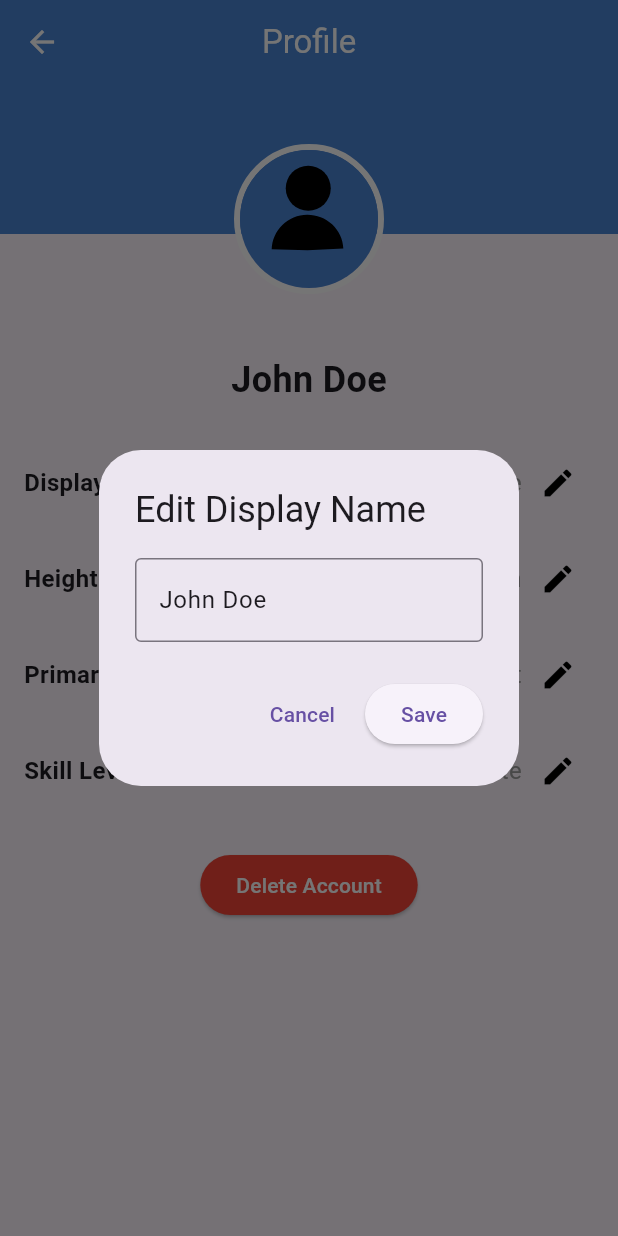
After one commit to HaskizMe/golf_swing_accelerator, a Flutter app: the ProfileScreen screen opened directly, after a tap on the "edit" icon, on a phone screen of 412 x 824 dp. The commit adds this screen. Run offline on Flutter 3.47's test engine with Material 3 defaults, Android fonts, the light colour scheme and no system bars; our stand-ins replace cloud_firestore, file_picker, firebase_auth, firebase_core, fl_chart, flutter_blue_plus and 6 more; missing offline and left inert: cupertino_height_picker, flutter_facebook_auth, nordic_dfu; accounts and stored records are empty; generated files the repository leaves out were written again; network calls fail; project files that could hold a hidden picture were left out.

Commit message:
apple and facebook sign in should be working. Added a new profile screen still in progress. Swing provider is now in sync with firestore database. It now listens to any database changes and updates

```diff
--- a/lib/models/device.dart
+++ b/lib/models/device.dart
@@ -1,5 +1,6 @@
 import 'dart:math';
 
+import 'package:cloud_firestore/cloud_firestore.dart';
 import 'package:flutter/material.dart';
 import 'package:golf_accelerator_app/models/account.dart';
 import 'package:golf_accelerator_app/models/swing_data.dart';
@@ -100,7 +101,7 @@ class GolfDevice extends _$GolfDevice {
       ),
     );
     print("Data points: $tempSwingDataPoints");
-    ref.read(swingsNotifierProvider.notifier).addSwing(swing);
+    //ref.read(swingsNotifierProvider.notifier).addSwing(swing);
   }
 
   // Handles swing points data
--- a/lib/screens/home/home.dart
+++ b/lib/screens/home/home.dart
@@ -5,6 +5,7 @@ import 'package:flutter_svg/flutter_svg.dart';
 import 'package:golf_accelerator_app/models/swing_data.dart';
 import 'package:golf_accelerator_app/screens/home/local_widgets/carousel_buttons.dart';
 import 'package:golf_accelerator_app/screens/home/local_widgets/list_tile.dart';
+import 'package:golf_accelerator_app/screens/profile/profile.dart';
 import 'package:golf_accelerator_app/services/auth_service.dart';
 import 'package:golf_accelerator_app/services/firestore_service.dart';
 import '../../models/bluetooth.dart';
@@ -197,20 +198,6 @@ class _HomeScreenState extends ConsumerState<HomeScreen> {
 
                     /// Carousel Buttons
                     const SizedBox(height: 40),
-                    // ElevatedButton(onPressed: () async {
-                    //   FirestoreService test = FirestoreService();
-                    //   SwingData s1 = SwingData(speed: 100, swingPoints: [0,35,22,5,1,22,5]);
-                    //   SwingData s2 = SwingData(speed: 120, swingPoints: [1,33,22,1,1,22,2]);
-                    //   SwingData s3 = SwingData(speed: 130, swingPoints: [2,33,22,1,1,22,2]);
-                    //   SwingData s4 = SwingData(speed: 60, swingPoints: [3,33,22,1,1,22,2]);
-                    //
-                    //   await test.addSwing(s1);
-                    //   await test.addSwing(s2);
-                    //
-                    //   await test.addSwing(s3);
-                    //   await test.addSwing(s4);
-                    //
-                    // }, child: Text("Test")),
                     Expanded(
                       child: SizedBox(
                         child: CarouselView(
@@ -253,7 +240,7 @@ class _HomeScreenState extends ConsumerState<HomeScreen> {
                   padding: EdgeInsets.zero,
                   children: [
                     CustomListTile(
-                        title: "Profile", navigation: () => Navigator.pop(context)),
+                        title: "Profile", navigation: () => Navigator.push(context, MaterialPageRoute(builder: (context) => ProfileScreen(),),)),
                     CustomListTile(
                         title: "Account Settings",
                         navigation: () => Navigator.pop(context)),
--- /dev/null
+++ b/lib/screens/profile/local_widget/profile_picture.dart
@@ -0,0 +1,44 @@
+import 'package:flutter/material.dart';
+import 'package:flutter_svg/svg.dart';
+
+import '../../../theme/app_colors.dart';
+
+class ProfilePicture extends StatelessWidget {
+  const ProfilePicture({super.key});
+
+  @override
+  Widget build(BuildContext context) {
+    return Container(
+      width: 100, // Adjust the size of the circle
+      height: 100,
+      decoration: BoxDecoration(
+        shape: BoxShape.circle, // Makes the container circular
+        border: Border.all(
+          color: Colors.white, // White border color
+          width: 4.0, // Border width
+        ),
+      ),
+      child: Stack(
+        children: [
+          // Background color
+          Container(
+            decoration: const BoxDecoration(
+              color: AppColors.blue, // Background color
+              shape: BoxShape.circle, // Keep the background circular
+            ),
+          ),
+          // SVG on top
+          Align(
+            alignment: Alignment.center,
+            child: ClipOval(
+              child: SvgPicture.asset(
+                'assets/profile image.svg', // Replace with your SVG asset path
+                fit: BoxFit.cover, // Ensures the SVG scales properly
+              ),
+            ),
+          ),
+        ],
+      ),
+    );
+  }
+}
--- /dev/null
+++ b/lib/screens/profile/profile.dart
@@ -0,0 +1,206 @@
+import 'package:flutter/material.dart';
+import 'package:golf_accelerator_app/screens/profile/local_widget/profile_picture.dart';
+import '../../theme/app_colors.dart';
+
+class ProfileScreen extends StatefulWidget {
+  const ProfileScreen({super.key});
+
+  @override
+  State<ProfileScreen> createState() => _ProfileScreenState();
+}
+
+class _ProfileScreenState extends State<ProfileScreen> {
+  // Profile attributes
+  double? _height = 180.0;
+  String? _primaryHand = "Right";
+  String? _skillLevel = "Intermediate";
+  String? _displayName = "John Doe";
+
+  @override
+  Widget build(BuildContext context) {
+    return Scaffold(
+      appBar: AppBar(
+        backgroundColor: AppColors.blue,
+        iconTheme: const IconThemeData(
+          color: Colors.white, // Set the back button color to white
+        ),
+        title: const Text("Profile", style: TextStyle(color: Colors.white)),
+        centerTitle: true,
+        leading: IconButton(
+          onPressed: () {
+            Navigator.pop(context);
+          },
+          icon: const Icon(Icons.arrow_back, color: Colors.white),
+        ),
+      ),
+      body: Column(
+        crossAxisAlignment: CrossAxisAlignment.center,
+        children: [
+          // Stack for the background and overlapping profile picture
+          Stack(
+            clipBehavior: Clip.none, // Allows the profile picture to overlap
+            children: [
+              // Background image or color
+              Container(
+                width: double.infinity,
+                height: 100, // Height of the background
+                decoration: const BoxDecoration(
+                  color: AppColors.blue, // Background color
+                ),
+              ),
+              // Profile picture
+              Positioned(
+                bottom: -40, // Overlap the profile picture
+                left: MediaQuery.of(context).size.width / 2 - 50, // Center the picture
+                child: ProfilePicture(),
+              ),
+            ],
+          ),
+          // Spacing after the profile picture
+          const SizedBox(height: 60),
+          // Additional content in a column
+          Expanded(
+            child: SingleChildScrollView(
+              child: Column(
+                children: [
+                  const SizedBox(height: 20),
+                  Text(
+                    _displayName ?? "N/A",
+                    style: const TextStyle(
+                      fontSize: 24,
+                      fontWeight: FontWeight.bold,
+                    ),
+                  ),
+                  const SizedBox(height: 20),
+                  // Profile attributes with edit icons
+                  _buildProfileAttribute(
+                    "Display Name",
+                    _displayName,
+                        () => _editField(
+                      context,
+                      "Edit Display Name",
+                      _displayName,
+                          (value) => setState(() => _displayName = value),
+                    ),
+                  ),
+                  _buildProfileAttribute(
+                    "Height",
+                    "${_height?.toStringAsFixed(1)} cm",
+                        () => _editField(
+                      context,
+                      "Edit Height",
+                      _height?.toString(),
+                          (value) => setState(() => _height = double.tryParse(value)),
+                    ),
+                  ),
+                  _buildProfileAttribute(
+                    "Primary Hand",
+                    _primaryHand,
+                        () => _editField(
+                      context,
+                      "Edit Primary Hand",
+                      _primaryHand,
+                          (value) => setState(() => _primaryHand = value),
+                    ),
+                  ),
+                  _buildProfileAttribute(
+                    "Skill Level",
+                    _skillLevel,
+                        () => _editField(
+                      context,
+                      "Edit Skill Level",
+                      _skillLevel,
+                          (value) => setState(() => _skillLevel = value),
+                    ),
+                  ),
+                  const SizedBox(height: 20),
+                  // Delete Account Button
+                  ElevatedButton(
+                    onPressed: () {
+                      // Delete account action
+                    },
+                    style: ElevatedButton.styleFrom(
+                      backgroundColor: Colors.red,
+                      foregroundColor: Colors.white,
+                    ),
+                    child: const Text("Delete Account"),
+                  ),
+                ],
+              ),
+            ),
+          ),
+        ],
+      ),
+    );
+  }
+
+  // Helper widget for profile attributes with edit icons
+  Widget _buildProfileAttribute(String title, String? value, VoidCallback onEdit) {
+    return Padding(
+      padding: const EdgeInsets.symmetric(vertical: 8.0, horizontal: 16.0),
+      child: Row(
+        mainAxisAlignment: MainAxisAlignment.spaceBetween,
+        children: [
+          Expanded(
+            child: Text(
+              title,
+              style: const TextStyle(
+                fontSize: 16,
+                fontWeight: FontWeight.bold,
+              ),
+            ),
+          ),
+          Expanded(
+            child: Text(
+              value ?? "N/A",
+              style: const TextStyle(
+                fontSize: 16,
+                color: Colors.grey,
+              ),
+              textAlign: TextAlign.end,
+            ),
+          ),
+          IconButton(
+            icon: const Icon(Icons.edit, color: Colors.black),
+            onPressed: onEdit,
+          ),
+        ],
+      ),
+    );
+  }
+
+  // Edit field dialog
+  void _editField(BuildContext context, String title, String? initialValue, Function(String) onSave) {
+    final TextEditingController controller = TextEditingController(text: initialValue);
+
+    showDialog(
+      context: context,
+      builder: (context) {
+        return AlertDialog(
+          title: Text(title),
+          content: TextField(
+            controller: controller,
+            decoration: const InputDecoration(
+              border: OutlineInputBorder(),
+            ),
+          ),
+          actions: [
+            TextButton(
+              onPressed: () {
+                Navigator.pop(context); // Close dialog
+              },
+              child: const Text("Cancel"),
+            ),
+            ElevatedButton(
+              onPressed: () {
+                onSave(controller.text);
+                Navigator.pop(context); // Save and close dialog
+              },
+              child: const Text("Save"),
+            ),
+          ],
+        );
+      },
+    );
+  }
+}
--- a/lib/services/firestore_service.dart
+++ b/lib/services/firestore_service.dart
@@ -49,6 +49,7 @@ class FirestoreService {
   }
 
   Future<void> deleteSwing(String docId) async {
+    print("doc id: $docId");
     if (_currentUser != null) {
       final swingsCollection = FirebaseFirestore.instance
           .collection('users')
--- a/pubspec.yaml
+++ b/pubspec.yaml
@@ -48,6 +48,7 @@ dependencies:
   fl_chart: ^0.69.0
   nordic_dfu: ^6.2.0
   file_picker: ^8.1.4
+  sign_in_with_apple: ^6.1.3
 
 dev_dependencies:
   flutter_test:
```
Also changed, not shown: lib/main.dart (+13 -2 lines), lib/models/account.dart (+54 -3 lines), lib/providers/swings.dart (+31 -19 lines), lib/screens/login/login.dart (+9 -4 lines), lib/screens/results/results.dart (+20 -16 lines), lib/services/auth_service.dart (+58 -0 lines), assets/profile image.svg (added), pubspec.lock, 5 other files.
